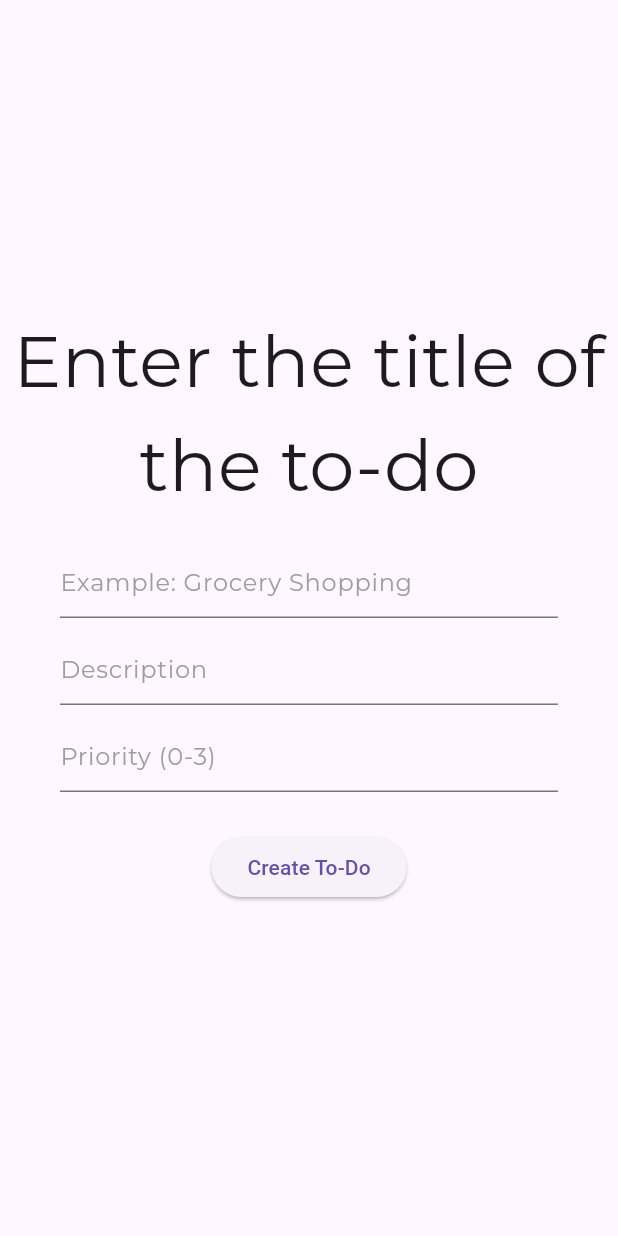
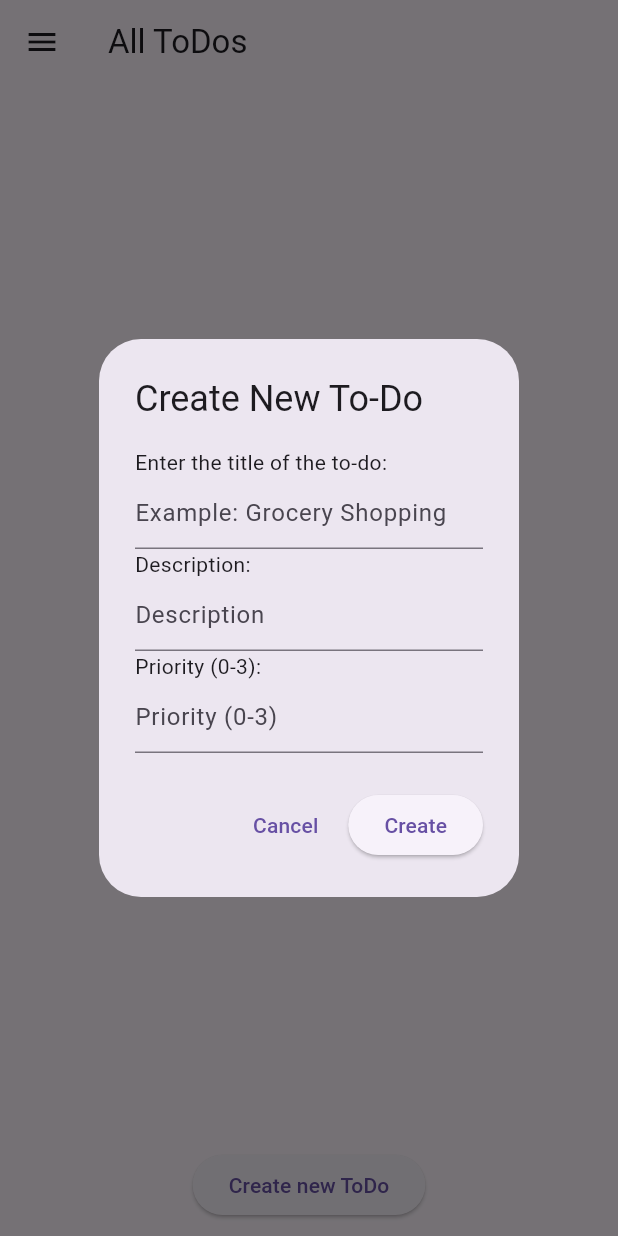
Before and after one commit to DominikKubath/Focus-App, a Flutter app: the ToDoListPage screen opened directly, after a tap on "Create new ToDo", on a phone screen of 412 x 824 dp. Run offline on Flutter 3.47's test engine with Material 3 defaults, Android fonts, the phone set to English and light mode, and no system bars; our stand-ins replace cloud_firestore, firebase_auth, firebase_core, fl_chart, google_fonts, shared_preferences; missing offline and left inert: dart:html, dart:js_interop; accounts and stored records are empty.

```diff
--- a/lib/Pages/CreateNewToDoItem.dart
+++ b/lib/Pages/CreateNewToDoItem.dart
@@ -1,66 +1,59 @@
 import 'package:flutter/material.dart';
-import 'package:google_fonts/google_fonts.dart';
-import 'package:studienarbeit_focus_app/Classes/ToDoItem.dart';
-import 'package:studienarbeit_focus_app/Pages/ToDoListPage.dart';
-//import 'package:studienarbeit_focus_app/Pages/ToDoItemPage.dart';
+import '../Classes/ToDoItem.dart';
+import '../FirestoreManager.dart';
+import '../Pages/ToDoListPage.dart';
+import '../ToDoManager.dart';
 
-//import '../Classes/UserInfo.dart';
-import '../FirestoreManager.dart';
-
-class CreateNewToDoPage extends StatefulWidget {
-  const CreateNewToDoPage({Key? key}) : super(key: key);
-
-  @override
-  _CreateNewToDoPageState createState() => _CreateNewToDoPageState();
-}
-
-class _CreateNewToDoPageState extends State<CreateNewToDoPage> {
+class CreateNewToDoDialog {
+  static Future<void> show(BuildContext context) async {
     TextEditingController newToDoNameController = TextEditingController();
     TextEditingController newToDoDescriptionController = TextEditingController();
     TextEditingController newToDoPriorityController = TextEditingController();
 
-  @override
-  Widget build(BuildContext context) {
-    double screenWidth = MediaQuery.of(context).size.width;
-
-    return Scaffold(
-        body: Column(
-          mainAxisAlignment: MainAxisAlignment.center,
-          children: [
-            Container(
-              width: screenWidth,
-              margin: const EdgeInsets.fromLTRB(0, 0, 0, 20),
-              child: Text("Enter the title of the to-do",
-                style: GoogleFonts.montserrat(fontSize: 48),
-                textAlign: TextAlign.center,),
+    return showDialog<void>(
+      context: context,
+      builder: (BuildContext context) {
+        return AlertDialog(
+          title: Text('Create New To-Do'),
+          content: SingleChildScrollView(
+            child: Column(
+              crossAxisAlignment: CrossAxisAlignment.start,
+              children: <Widget>[
+                Text('Enter the title of the to-do:'),
+                TextFormField(
+                  controller: newToDoNameController,
+                  decoration: InputDecoration(
+                    hintText: 'Example: Grocery Shopping',
                   ),
-            Container(
-              width: screenWidth,
-              margin: const EdgeInsets.fromLTRB(40, 0, 40, 10),
-              child: TextFormField(controller: newToDoNameController,
-                decoration: InputDecoration(hintText: "Example: Grocery Shopping",
-                    hintStyle: GoogleFonts.montserrat(color: Colors.grey)),
-                keyboardType: TextInputType.text,),
+                  keyboardType: TextInputType.text,
                 ),
-            Container(
-              width: screenWidth,
-              margin: const EdgeInsets.fromLTRB(40, 0, 40, 10),
-              child: TextFormField(controller: newToDoDescriptionController,
-                decoration: InputDecoration(hintText: "Description",
-                    hintStyle: GoogleFonts.montserrat(color: Colors.grey)),
-                keyboardType: TextInputType.text,),
+                Text('Description:'),
+                TextFormField(
+                  controller: newToDoDescriptionController,
+                  decoration: InputDecoration(
+                    hintText: 'Description',
                   ),
-            Container(
-              width: screenWidth,
-              margin: const EdgeInsets.fromLTRB(40, 0, 40, 10),
-              child: TextFormField(controller: newToDoPriorityController,
-                decoration: InputDecoration(hintText: "Priority (0-3)",
-                    hintStyle: GoogleFonts.montserrat(color: Colors.grey)),
-                keyboardType: TextInputType.number,),
+                  keyboardType: TextInputType.text,
                 ),
-            Container(
-                padding: EdgeInsets.all(16.0),
-                child: ElevatedButton(
+                Text('Priority (0-3):'),
+                TextFormField(
+                  controller: newToDoPriorityController,
+                  decoration: InputDecoration(
+                    hintText: 'Priority (0-3)',
+                  ),
+                  keyboardType: TextInputType.number,
+                ),
+              ],
+            ),
+          ),
+          actions: <Widget>[
+            TextButton(
+              onPressed: () {
+                Navigator.of(context).pop();
+              },
+              child: Text('Cancel'),
+            ),
+            ElevatedButton(
               onPressed: () async {
                 try {
                   String? uid = await FirestoreManager().ReadUid(context);
@@ -71,22 +64,23 @@ class _CreateNewToDoPageState extends State<CreateNewToDoPage> {
                   if(priority != null && priority >= 0 && priority <= 3) {
                     todo.priority = priority;
                   }
-                      FirestoreManager().CreateNewToDo(todo, uid!);
+                  ToDoManager().CreateNewToDo(todo, uid!);
                   Navigator.pushAndRemoveUntil(
                     context,
                     MaterialPageRoute(
                       builder: (context) => ToDoListPage(),
                     ),
-                              (Route<dynamic> route) => false);
+                        (Route<dynamic> route) => false,
+                  );
                 } catch (e) {
-
+                  // Handle error
                 }
               },
-                  child: Text('Create To-Do'),
-                )
+              child: Text('Create'),
             ),
           ],
-        )
+        );
+      },
     );
   }
 }
--- a/lib/Pages/ToDoListPage.dart
+++ b/lib/Pages/ToDoListPage.dart
@@ -1,10 +1,11 @@
 import 'package:flutter/material.dart';
-import 'package:studienarbeit_focus_app/Pages/CreateNewToDoItem.dart';
 import 'package:studienarbeit_focus_app/UI%20Elements/ToDoItemWidget.dart';
+import '../ToDoManager.dart';
 import '../UI Elements/MenuDrawer.dart';
 import '../Classes/ToDoItem.dart';
 
 import '../FirestoreManager.dart';
+import 'CreateNewToDoItem.dart'; // Update import to the new dialog file
 
 class ToDoListPage extends StatefulWidget {
   @override
@@ -82,7 +83,7 @@ class _ToDoListPageState extends State<ToDoListPage> {
   Future<List<ToDoItem>> _getToDoItems() async {
     String? userId = await FirestoreManager().ReadUid(context);
     if (userId != null) {
-      return FirestoreManager().GetAllToDos(userId);
+      return ToDoManager().GetAllToDos(userId);
     } else {
       return [];
     }
@@ -95,9 +96,9 @@ class CreateNewToDoButton extends StatelessWidget {
     return Container(
       child: ElevatedButton(
         onPressed: () {
-          Navigator.push(context, MaterialPageRoute(builder: (context) => CreateNewToDoPage()));
-      },
-      child: Text('Create new ToDo'),
+          CreateNewToDoDialog.show(context); // Call the show method of the dialog
+        },
+        child: Text('Create new ToDo'),
       ),
     );
   }
--- /dev/null
+++ b/lib/ToDoManager.dart
@@ -0,0 +1,60 @@
+import 'package:cloud_firestore/cloud_firestore.dart';
+import 'package:flutter/material.dart';
+import 'package:studienarbeit_focus_app/FirestoreManager.dart';
+
+import 'Classes/ToDoItem.dart';
+
+
+class ToDoManager {
+  static final FirebaseFirestore _firestore = FirebaseFirestore.instance;
+  CollectionReference userCollection = _firestore.collection("user");
+
+  static const String todoCollectionName = "todos";
+  static const String scoreCollectionName = "scores";
+
+  Future<List<ToDoItem>> GetAllToDos(String uid) async
+  {
+    var userDocument = await userCollection.where("uid", isEqualTo: uid).get();
+    return await userCollection.doc(userDocument.docs[0].id).collection("todos").get().then((value){
+      List<ToDoItem> todos = [];
+      value.docs.forEach((element) {
+        debugPrint("GOT TODO " + element.data().toString());
+        todos.add(ToDoItem.fromDoc(element));
+      });
+      return todos;
+    });
+  }
+
+  void CreateNewToDo(ToDoItem newItem, String uid) async
+  {
+    newItem.isDone = false;
+
+    var userDoc = await userCollection.where("uid", isEqualTo: uid).get();
+    debugPrint("New ToDo item ID: ${userDoc.docs[0].id}");
+    userCollection.doc(userDoc.docs[0].id).collection("todos").add(newItem.ToMap());
+  }
+
+  void MarkToDoAsDone(String todoId, String uid) async
+  {
+    var userDoc = await userCollection.where("uid", isEqualTo: uid).get();
+    userCollection.doc(userDoc.docs[0].id).collection("todos").doc(todoId).update({"isDone" : true});
+  }
+  void MarkToDoAsNotDone(String todoId, String uid) async
+  {
+    var userDoc = await userCollection.where("uid", isEqualTo: uid).get();
+    userCollection.doc(userDoc.docs[0].id).collection("todos").doc(todoId).update({"isDone" : false});
+  }
+
+  void UpdateToDoItem(ToDoItem item, String uid) async
+  {
+    var userDoc = await userCollection.where("uid", isEqualTo: uid).get();
+    userCollection.doc(userDoc.docs[0].id).collection("todos").doc(item.id).update(item.ToMap());
+  }
+
+  void DeleteToDoItem(ToDoItem oldItem, String uid) async
+  {
+    var userDoc = await userCollection.where("uid", isEqualTo: uid).get();
+    userCollection.doc(userDoc.docs[0].id).collection("todos").doc(oldItem.id).delete();
+  }
+
+}
--- a/lib/UI Elements/DeleteConfirmationDialog.dart
+++ b/lib/UI Elements/DeleteConfirmationDialog.dart
@@ -2,6 +2,7 @@ import 'package:flutter/material.dart';
 import '../Classes/ToDoItem.dart';
 import '../FirestoreManager.dart';
 import '../Pages/ToDoListPage.dart';
+import '../ToDoManager.dart';
 
 class DeleteConfirmationDialog {
   static Future<bool> show(BuildContext context) async {
@@ -34,7 +35,7 @@ class DeleteConfirmationDialog {
       if (userId != null) {
         ToDoItem todo = ToDoItem.empty();
         todo.id = id;
-        FirestoreManager().DeleteToDoItem(todo, userId);
+        ToDoManager().DeleteToDoItem(todo, userId);
         Navigator.pushAndRemoveUntil(
           context,
           MaterialPageRoute(builder: (context) => ToDoListPage()),
--- a/lib/UI Elements/EditToDoDialog.dart
+++ b/lib/UI Elements/EditToDoDialog.dart
@@ -2,6 +2,7 @@ import 'package:flutter/material.dart';
 import '../Classes/ToDoItem.dart';
 import '../FirestoreManager.dart';
 import '../Pages/ToDoListPage.dart';
+import '../ToDoManager.dart';
 
 class EditToDoDialog {
   static void showEditDialog(BuildContext context, String title, String description, String id, int priority) {
@@ -59,7 +60,7 @@ class EditToDoDialog {
                       todo.priority = currentPriority;
                       todo.isDone = false;
 
-                      FirestoreManager().UpdateToDoItem(todo, userId);
+                      ToDoManager().UpdateToDoItem(todo, userId);
                       Navigator.pushAndRemoveUntil(
                         context,
                         MaterialPageRoute(builder: (context) => ToDoListPage()),
```
Also changed, not shown: lib/FirestoreManager.dart (+0 -32 lines), lib/UI Elements/ToDoItemWidget.dart (+78 -25 lines). Lines whose indentation alone changed are shown as unchanged.
